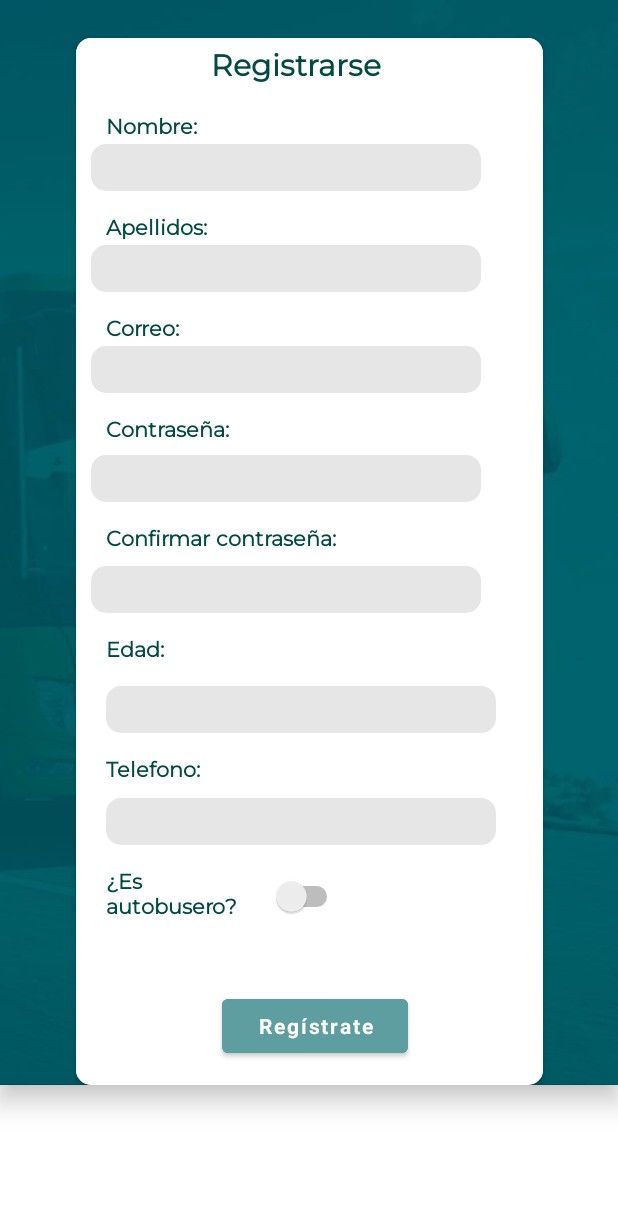
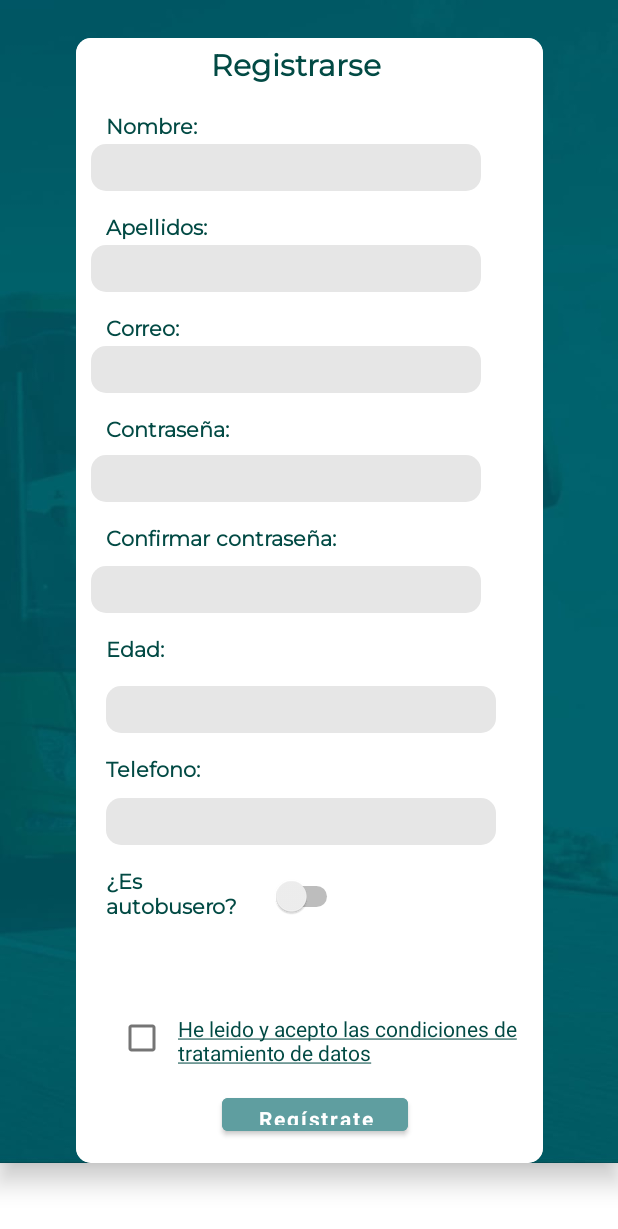
Before and after one commit to 3-GTI-ProyectoMedioAmbiente/Android, an Android app: the screen it shows after launch (RegisterActivity), after a tap on "Registrarse", on a phone screen of 412 x 824 dp. Shown: the top 1229 px of the screen. Run offline under Robolectric (Android 15) with nearby library versions, the phone set to English and light mode, and no system bars; Roboto replaces fonts that are not available here.

Commit message:
Proteccion de datos 2

```diff
--- a/src/AppBeacon/app/src/main/java/com/example/jcherram/appbeacon/LoginActivity.java
+++ b/src/AppBeacon/app/src/main/java/com/example/jcherram/appbeacon/LoginActivity.java
@@ -38,7 +38,7 @@ public class LoginActivity extends AppCompatActivity
         SharedPreferences sharedPreferences = PreferenceManager.getDefaultSharedPreferences(this);
         String ipServidor = sharedPreferences.getString(getString(R.string.preferenceIpServidor), "noIp");
 
-        logicaFake = new LogicaFake("http://192.168.1.35:5000/");
+        logicaFake = new LogicaFake("http://192.168.204.139:5000/");
 
 
         //botones
--- a/src/AppBeacon/app/src/main/java/com/example/jcherram/appbeacon/RegisterActivity.java
+++ b/src/AppBeacon/app/src/main/java/com/example/jcherram/appbeacon/RegisterActivity.java
@@ -2,11 +2,16 @@ package com.example.jcherram.appbeacon;
 
 import android.app.Dialog;
 import android.content.Intent;
+import android.net.Uri;
 import android.os.Bundle;
+import android.text.SpannableString;
+import android.text.style.UnderlineSpan;
 import android.view.View;
 import android.widget.Button;
+import android.widget.CheckBox;
 import android.widget.EditText;
 import android.widget.Switch;
+import android.widget.TextView;
 import android.widget.Toast;
 
 import androidx.appcompat.app.AppCompatActivity;
@@ -26,6 +31,9 @@ public class RegisterActivity extends AppCompatActivity {
     Switch aSwitch;
     EditText editText;
     Dialog mydialog;
+    CheckBox cbDatos;
+    TextView datosTv;
+    String urlDatos;
 
     //edit texts
     EditText etNombre;
@@ -51,10 +59,16 @@ public class RegisterActivity extends AppCompatActivity {
     protected void onCreate(Bundle savedInstanceState) {
         super.onCreate(savedInstanceState);
         setContentView(R.layout.activity_register);
-        logicaFake = new LogicaFake("http://192.168.1.35:5000/");
+        logicaFake = new LogicaFake("http://192.168.204.139:5000/");
 
         aSwitch=(Switch) findViewById(R.id.switch1);
         editText=(EditText) findViewById(R.id.etMatriculaRegis);
+        cbDatos = (CheckBox)findViewById(R.id.checkBoxDatos);
+        datosTv = findViewById(R.id.tvCondicionesDatos);
+        SpannableString mitextoU = new SpannableString(datosTv.getText().toString());
+        mitextoU.setSpan(new UnderlineSpan(), 0, mitextoU.length(), 0);
+        datosTv.setText(mitextoU);
+        urlDatos = "https://www.boe.es/eli/es/lo/2018/12/05/3/con";
 
         etNombre = findViewById(R.id.etNombreRegis);
         etApellidos = findViewById(R.id.etApellidosRegis);
@@ -70,6 +84,15 @@ public class RegisterActivity extends AppCompatActivity {
             @Override
             public void onClick(View v) {
                 registrarUsuario();
+            }
+        });
+
+        datosTv.setOnClickListener(new View.OnClickListener() {
+            @Override
+            public void onClick(View v) {
+                Uri uri =  Uri.parse(urlDatos);
+                Intent intent = new Intent(Intent.ACTION_VIEW,uri);
+                startActivity(intent);
             }
         });
 
@@ -104,15 +127,15 @@ public class RegisterActivity extends AppCompatActivity {
             if (aSwitch.isChecked() && etMatricula.getText().toString().equals("")){
                 Toast.makeText(this, "Es obligatorio rellenar todos los campos", Toast.LENGTH_SHORT).show();
             }else{
-                //caso correcto comprobamos si las matriculas con iguales
+                //caso correcto comprobamos si las pass con iguales
                 if (etPass.getText().toString().equals(etConfPass.getText().toString())){
                     //las contraseñas coinciden
-
+                if (cbDatos.isChecked()){
                     if(aSwitch.isChecked()){
                         //si se registra un autobusero
                         Usuario usuarioAutobusero = new Usuario(
-                            etMail.getText().toString(),
-                            etNombre.getText().toString(),
+                                etMail.getText().toString(),
+                                etNombre.getText().toString(),
                                 etApellidos.getText().toString(),
                                 true,
                                 Integer.parseInt(etEdad.getText().toString()),
@@ -141,6 +164,11 @@ public class RegisterActivity extends AppCompatActivity {
                         //llamamos a la logica
                         logicaFake.crearUsuario(usuarioNoAutobusero,this);
                     }
+                }else{
+                    ///el check box no esta pulsado
+                    Toast.makeText(this, "Debes aceptar las condiciones de tratamiento de datos", Toast.LENGTH_SHORT).show();
+                }
+
 
                 }else{
                     Toast.makeText(this, "Las contraseñas deben coincidir", Toast.LENGTH_SHORT).show();
--- a/src/AppBeacon/app/src/main/java/com/example/jcherram/appbeacon/fragment/UserFragment.java
+++ b/src/AppBeacon/app/src/main/java/com/example/jcherram/appbeacon/fragment/UserFragment.java
@@ -101,7 +101,7 @@ public class UserFragment extends Fragment {
     public void onCreate(Bundle savedInstanceState) {
         super.onCreate(savedInstanceState);
         Switch sw;
-        logicaFake = new LogicaFake("http://192.168.1.35:5000/");
+        logicaFake = new LogicaFake("http://192.168.204.139:5000/");
         if (getArguments() != null) {
             mParam1 = getArguments().getString(ARG_PARAM1);
             mParam2 = getArguments().getString(ARG_PARAM2);
--- a/src/AppBeacon/app/src/main/res/layout/activity_register.xml
+++ b/src/AppBeacon/app/src/main/res/layout/activity_register.xml
@@ -16,7 +16,7 @@
 
         <androidx.cardview.widget.CardView
             android:layout_width="311dp"
-            android:layout_height="698dp"
+            android:layout_height="750dp"
             android:layout_marginStart="30dp"
             android:layout_marginTop="25dp"
             android:layout_marginEnd="30dp"
@@ -275,11 +275,13 @@
                 <Button
                     android:id="@+id/btnRegistro"
                     android:layout_width="178dp"
-                    android:layout_height="wrap_content"
+                    android:layout_height="match_parent"
+                    android:layout_below="@+id/checkBoxDatos"
                     android:layout_alignParentStart="true"
                     android:layout_alignParentEnd="true"
                     android:layout_alignParentBottom="true"
                     android:layout_marginStart="97dp"
+                    android:layout_marginTop="10dp"
                     android:layout_marginEnd="90dp"
                     android:layout_marginBottom="15dp"
                     android:backgroundTint="#5f9ea0"
@@ -305,6 +307,26 @@
                     android:textSize="14sp"
                     android:textStyle="bold" />
 
+                <CheckBox
+                    android:id="@+id/checkBoxDatos"
+                    android:layout_width="wrap_content"
+                    android:layout_height="wrap_content"
+                    android:layout_below="@+id/etMatriculaRegis"
+                    android:layout_alignParentStart="true"
+                    android:layout_marginStart="20dp"
+                    android:layout_marginTop="15dp" />
+
+                <TextView
+                    android:id="@+id/tvCondicionesDatos"
+                    android:layout_width="wrap_content"
+                    android:layout_height="wrap_content"
+                    android:layout_alignTop="@+id/checkBoxDatos"
+                    android:layout_marginStart="0dp"
+                    android:layout_marginTop="8dp"
+                    android:layout_toEndOf="@+id/checkBoxDatos"
+                    android:text="He leido y acepto las condiciones de tratamiento de datos"
+                    android:textColor="#024A44" />
+
             </RelativeLayout>
         </androidx.cardview.widget.CardView>
 
```
